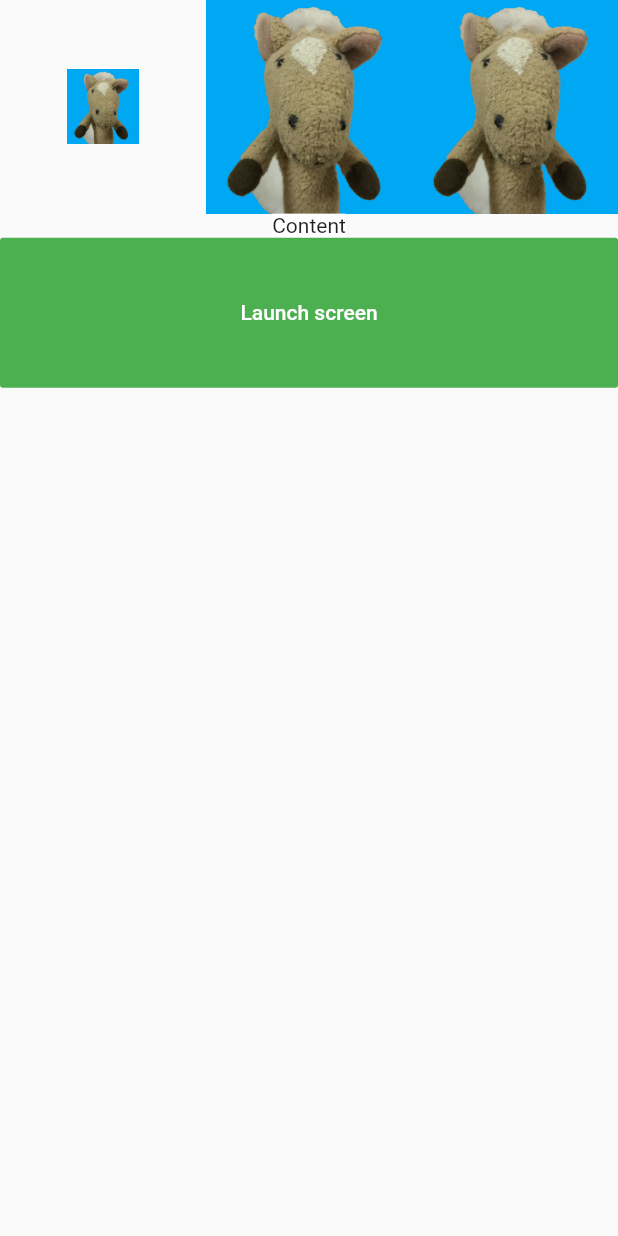
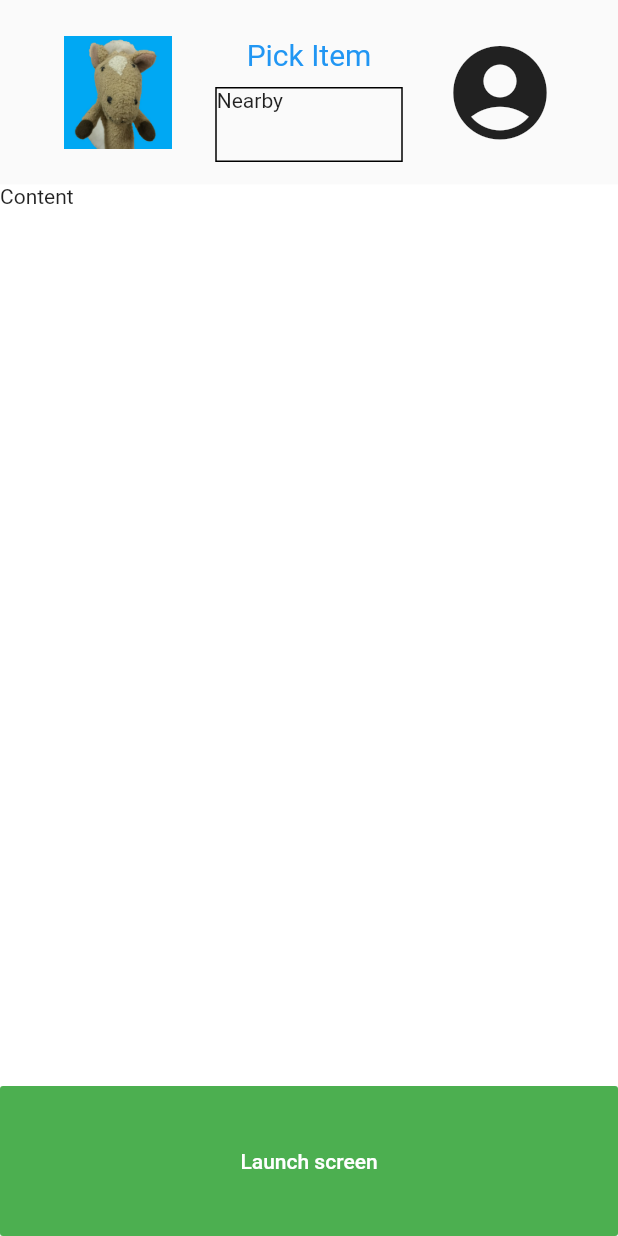
Before and after one commit to d0nkeyBOB/fluttertrials, a Flutter app: the screen it shows after launch, on a phone screen of 412 x 824 dp. Run offline on Flutter 3.47's test engine with Material 2 defaults, Android fonts, the phone set to English and light mode, and no system bars.

Commit message:
added more layout things

```diff
--- a/lib/main.dart
+++ b/lib/main.dart
@@ -31,27 +31,51 @@ class FirstScreen extends StatelessWidget {
     return Scaffold(
       body: Column(
         children: <Widget>[
-
-          Row(
+          Padding(
+            padding:EdgeInsets.all(15.0),
+            child: Row(
             children: <Widget>[
               Expanded(
-                child: Image.asset('lib/images/logo.png', height: 50.0,),
+                child: Image.asset('lib/images/logo.png', height: 75.0,),
               ),
               Expanded(
-                child: Image.asset('lib/images/logo.png'),
+                child: Column(
+                  children: <Widget>[
+                    Padding(
+                      padding:EdgeInsets.all(10.0),
+                      child: Center(
+                        child: Text('Pick Item', style: TextStyle(fontSize: 20.0, color: Colors.blue),),
+                      ),
+                    ),
+                    Container(
+                      height: 50.00,
+                      width: 125.0,
+                      decoration: BoxDecoration(
+                        border: Border.all(
+                          color: Colors.black,
+                          width: 1.0
+                        )
+                      ),
+                      child: Text('Nearby'),
+                    )
+                  ],
+                )
               ),
               Expanded(
-                child: Image.asset('lib/images/logo.png'),
+                child: Icon(
+                  Icons.account_circle, size: 75.0,
+                ),
               ),
             ],
           ),
-          Flexible(
-            flex: 1,
-            child:Container(
-              color: Colors.white,
-              child: Text('Content'),
-            )
-          ),
+      ),
+          Expanded(
+              child: Container(
+                color: Colors.white,
+                child: Text('Content'),
+                constraints: BoxConstraints.expand(),
+              ),
+            ),
           FlatButton(
               color: Colors.green,
               child:SizedBox(
```
